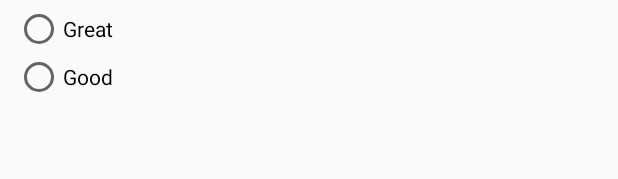
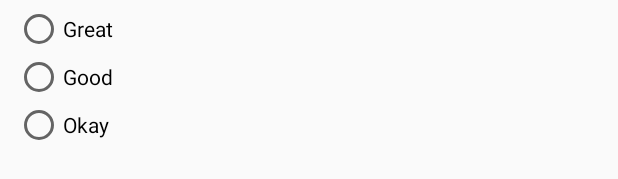
Before and after one commit to stewilondanga/LocalBusinessApp, an Android app: the layout fragment_mood_dialog.xml on its own in the app's theme, with its tools: preview values and no code run, on a phone screen of 412 x 824 dp. Shown: the part 159-338 px from the top of the screen. Run offline under Robolectric (Android 15) with nearby library versions, the phone set to English and light mode, and no system bars.

Commit message:
add app/src/res/layout/fragment_mood_dialog.xml

```diff
--- a/app/src/main/res/layout/fragment_mood_dialog.xml
+++ b/app/src/main/res/layout/fragment_mood_dialog.xml
@@ -42,6 +42,12 @@
                 android:layout_height="wrap_content"
                 android:id="@+id/radioButton2"
                 android:layout_weight="1"/>
+            <RadioButton
+                android:text="Okay"
+                android:layout_width="wrap_content"
+                android:layout_height="wrap_content"
+                android:id="@+id/radioButton3"
+                android:layout_weight="1"/>
         </RadioGroup>
     </LinearLayout>
 
```
